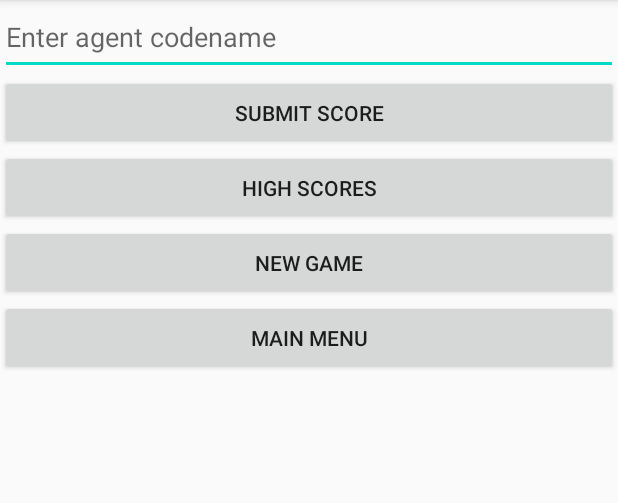
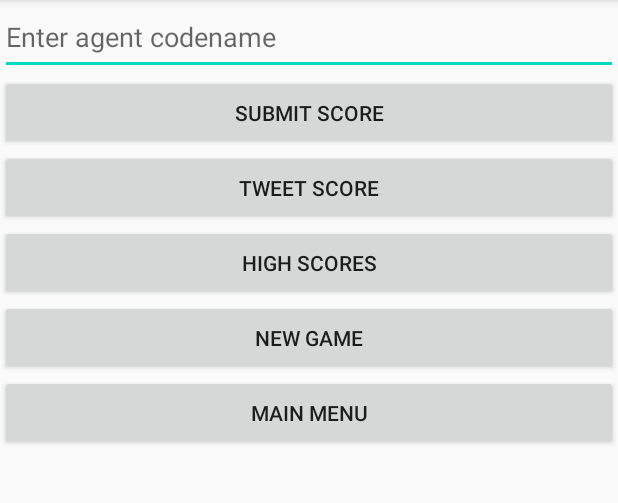
Before and after one commit to ShaneRing11/AgentxProfessionalNumeral, an Android app: the fragment GameOverFragment shown on its own in the app's theme, on a phone screen of 412 x 824 dp, the part 84-587 px from its top. Run offline under Robolectric (Android 15) with nearby library versions, the phone set to English and light mode, and no system bars; 1 statement that could not run was skipped.

Commit message:
Add support for score sharing through twitter

```diff
--- a/app/build.gradle
+++ b/app/build.gradle
@@ -32,4 +32,5 @@ dependencies {
     testImplementation 'junit:junit:4.12'
     androidTestImplementation 'androidx.test.ext:junit:1.1.1'
     androidTestImplementation 'androidx.test.espresso:espresso-core:3.2.0'
+    implementation 'org.twitter4j:twitter4j-core:4.0.7'
 }
--- a/app/src/main/AndroidManifest.xml
+++ b/app/src/main/AndroidManifest.xml
@@ -1,6 +1,8 @@
 <?xml version="1.0" encoding="utf-8"?>
 <manifest xmlns:android="http://schemas.android.com/apk/res/android"
     package="au.edu.jcu.cp3406.agentxprofessionalnumeral">
+
+    <uses-permission android:name="android.permission.INTERNET" />
 
     <application
         android:allowBackup="true"
--- a/app/src/main/java/au/edu/jcu/cp3406/agentxprofessionalnumeral/GameActivity.java
+++ b/app/src/main/java/au/edu/jcu/cp3406/agentxprofessionalnumeral/GameActivity.java
@@ -31,7 +31,9 @@ public class GameActivity extends AppCompatActivity implements StateListener {
         gameFragment = (GameFragment) fragmentManager.findFragmentById(R.id.gameFragment);
         gameOverFragment = (GameOverFragment) fragmentManager.findFragmentById(R.id.gameOverFragment);
         Intent intent = getIntent();
-        questionBuilder = new QuestionBuilder((Difficulty) intent.getExtras().get(EXTRA_DIFFICULTY));
+        Difficulty difficulty = (Difficulty) intent.getExtras().get(EXTRA_DIFFICULTY);
+        gameOverFragment.setDifficulty(difficulty.name().toLowerCase());
+        questionBuilder = new QuestionBuilder(difficulty);
         if (savedInstanceState == null) {
             fragmentManager.beginTransaction().hide(gameOverFragment).commit();
             assert gameFragment != null;
@@ -67,6 +69,7 @@ public class GameActivity extends AppCompatActivity implements StateListener {
                 fragmentManager.beginTransaction().hide(gameFragment).commit();
                 hideKeyboard();
                 fragmentManager.beginTransaction().show(gameOverFragment).commit();
+                gameOverFragment.setScore(gameFragment.getScore());
                 break;
             case NEW_GAME:
                 fragmentManager.beginTransaction().hide(gameOverFragment).commit();
--- a/app/src/main/res/layout/fragment_game_over.xml
+++ b/app/src/main/res/layout/fragment_game_over.xml
@@ -21,6 +21,12 @@
         android:text="@string/submit_score" />
 
     <Button
+        android:id="@+id/tweet"
+        android:layout_width="match_parent"
+        android:layout_height="50dp"
+        android:text="@string/tweet_score" />
+
+    <Button
         android:id="@+id/highScores"
         android:layout_width="match_parent"
         android:layout_height="50dp"
--- a/app/src/main/res/values/strings.xml
+++ b/app/src/main/res/values/strings.xml
@@ -22,6 +22,8 @@
     <string name="submit_score">Submit score</string>
     <string name="main_menu">Main menu</string>
     <string name="new_game">New game</string>
+    <string name="tweet_score">Tweet score</string>
+    <string name="format_tweet">%s scored %d points for their raid on an %s level base. \n#AgentXProNumeral</string>
     <array name="difficulties">
         <item>Easy</item>
         <item>Medium</item>
--- /dev/null
+++ b/app/src/main/resources/twitter4j.properties
@@ -0,0 +1,5 @@
+debug=false
+oauth.consumerKey=COJmbfyLrsQtN3zmESIzXjZQf
+oauth.consumerSecret=Yd4Sz5d3GPCEZNdujnIIxHJaiwIVpUZWlKDCOkJg9QF0MpNOo6
+oauth.accessToken=1250966422458527745-XBMhOAaSDDUHggUfWwNxVpzm31znBd
+oauth.accessTokenSecret=Z8SM49sY8fFdHu6flZT5GTzzxFrLlAQHHYbx6pwrJtz37
```
Also changed, not shown: app/src/main/java/au/edu/jcu/cp3406/agentxprofessionalnumeral/Background.java (added, +8 -0 lines), app/src/main/java/au/edu/jcu/cp3406/agentxprofessionalnumeral/GameOverFragment.java (+57 -0 lines).
